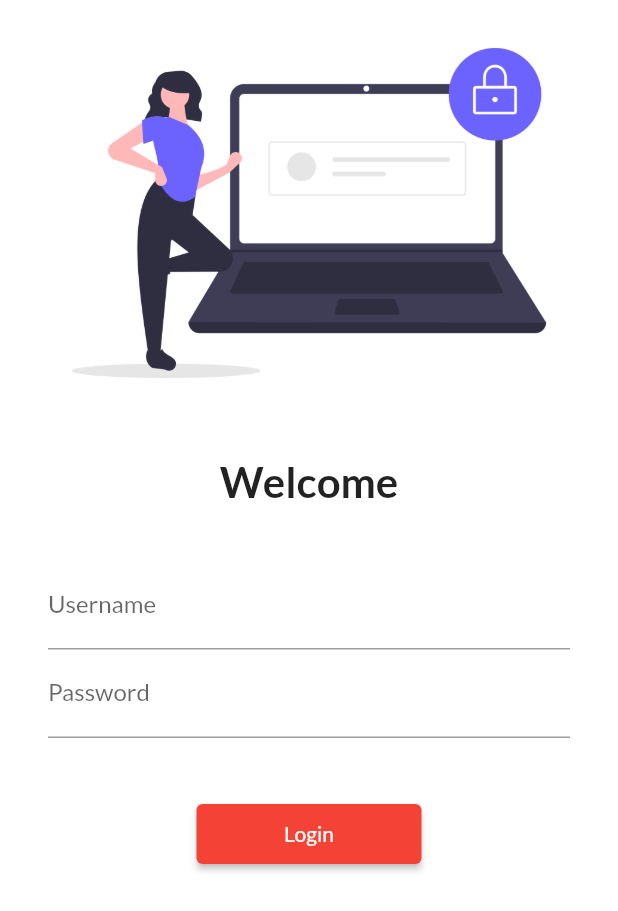
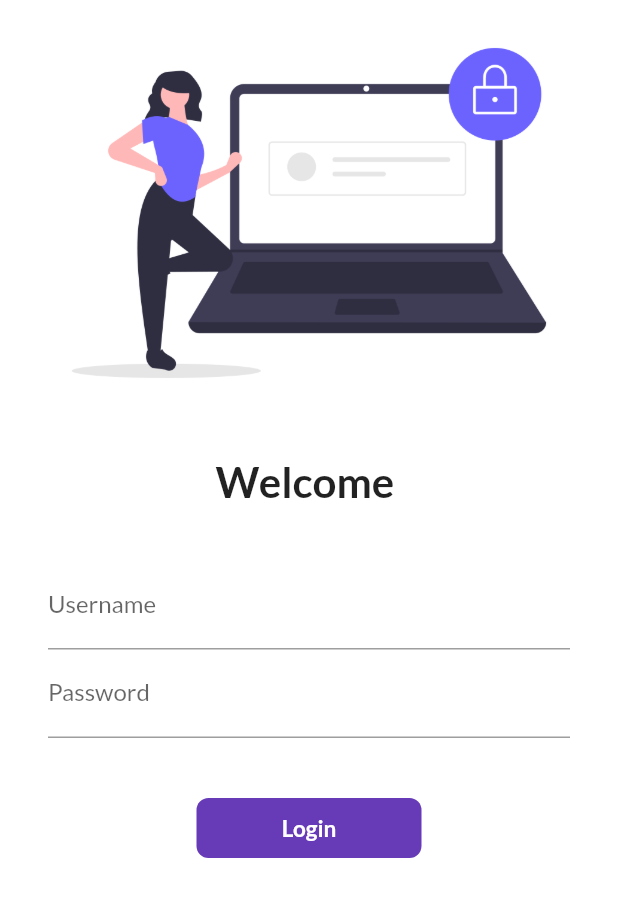
Before and after one commit to IkshulDureja/30DaysOfFlutter, a Flutter app: the screen it shows after launch, on a phone screen of 412 x 824 dp. Shown: the top 911 px of the screen. Run offline on Flutter 3.47's test engine with Material 2 defaults, Android fonts, the phone set to English and light mode, and no system bars; our stand-ins replace google_fonts.

Commit message:
day 6 completed

```diff
--- a/lib/pages/login_page.dart
+++ b/lib/pages/login_page.dart
@@ -3,9 +3,16 @@
 import 'package:flutter/material.dart';
 import 'package:flutter_catalog/utils/routes.dart';
 
-class LoginPage extends StatelessWidget {
+class LoginPage extends StatefulWidget {
   const LoginPage({Key? key}) : super(key: key);
 
+  @override
+  State<LoginPage> createState() => _LoginPageState();
+}
+
+class _LoginPageState extends State<LoginPage> {
+  String name = "";
+  bool changeButton = false;
   @override
   Widget build(BuildContext context) {
     return Material(
@@ -22,7 +29,7 @@ class LoginPage extends StatelessWidget {
                 height: 20,
               ),
               Text(
-                "Welcome",
+                "Welcome $name",
                 style: TextStyle(
                   fontSize: 28,
                   fontWeight: FontWeight.bold,
@@ -41,6 +48,10 @@ class LoginPage extends StatelessWidget {
                         labelText: "Username",
                         hintText: "Enter Username",
                       ),
+                      onChanged: (value) {
+                        name = value;
+                        setState(() {});
+                      },
                     ),
                     TextFormField(
                       obscureText: true,
@@ -52,13 +63,46 @@ class LoginPage extends StatelessWidget {
                     SizedBox(
                       height: 40,
                     ),
-                    ElevatedButton(
-                      child: Text("Login"),
-                      style: TextButton.styleFrom(minimumSize: Size(150, 40)),
-                      onPressed: () {
+                    InkWell(
+                      onTap: () async {
+                        setState(() {
+                          changeButton = true;
+                        });
+                        await Future.delayed(Duration(seconds: 1));
                         Navigator.pushNamed(context, MyRoutes.homeRoute);
                       },
-                    )
+                      child: AnimatedContainer(
+                        duration: Duration(seconds: 1),
+                        width: changeButton ? 50 : 150,
+                        height: 40,
+                        alignment: Alignment.center,
+                        child: changeButton
+                            ? Icon(
+                                Icons.done,
+                                color: Colors.white,
+                              )
+                            : Text(
+                                "Login",
+                                style: TextStyle(
+                                  color: Colors.white,
+                                  fontWeight: FontWeight.bold,
+                                  fontSize: 15,
+                                ),
+                              ),
+                        decoration: BoxDecoration(
+                            color: Colors.deepPurple,
+                            //  shape: changeButton? BoxShape.circle : BoxShape.rectangle,
+                            borderRadius:
+                                BorderRadius.circular(changeButton ? 50 : 8)),
+                      ),
+                    ),
+                    // ElevatedButton(
+                    //   child: Text("Login"),
+                    //   style: TextButton.styleFrom(minimumSize: Size(150, 40)),
+                    //   onPressed: () {
+                    //     Navigator.pushNamed(context, MyRoutes.homeRoute);
+                    //   },
+                    // )
                   ],
                 ),
               )
```
